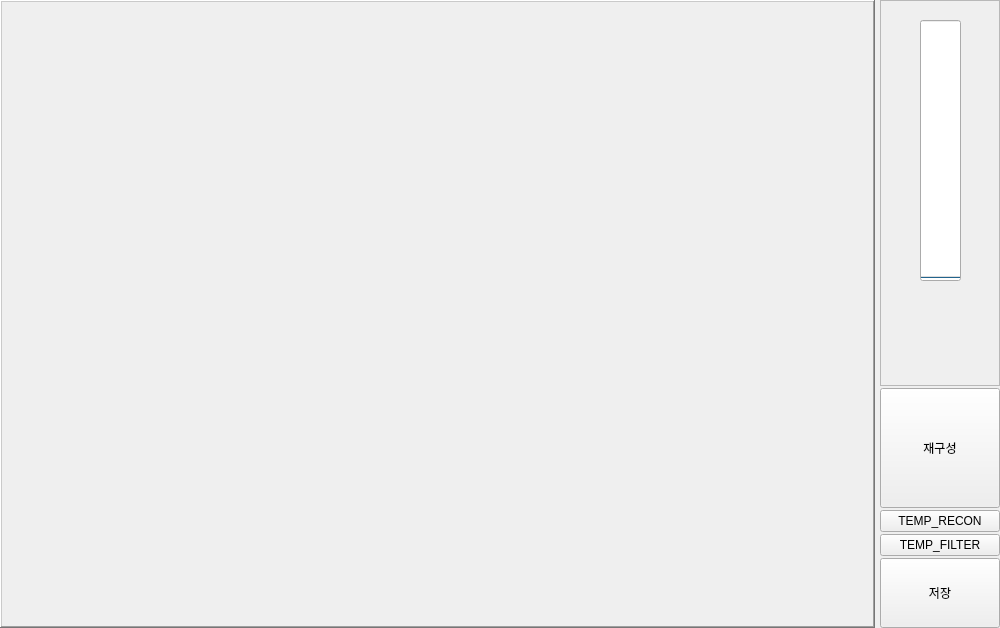
Old version of the form Project/src/imaging/ImagingSW/imagingmanager.ui in the repository AndaCondaa/Dental_Imaging_SW_System.
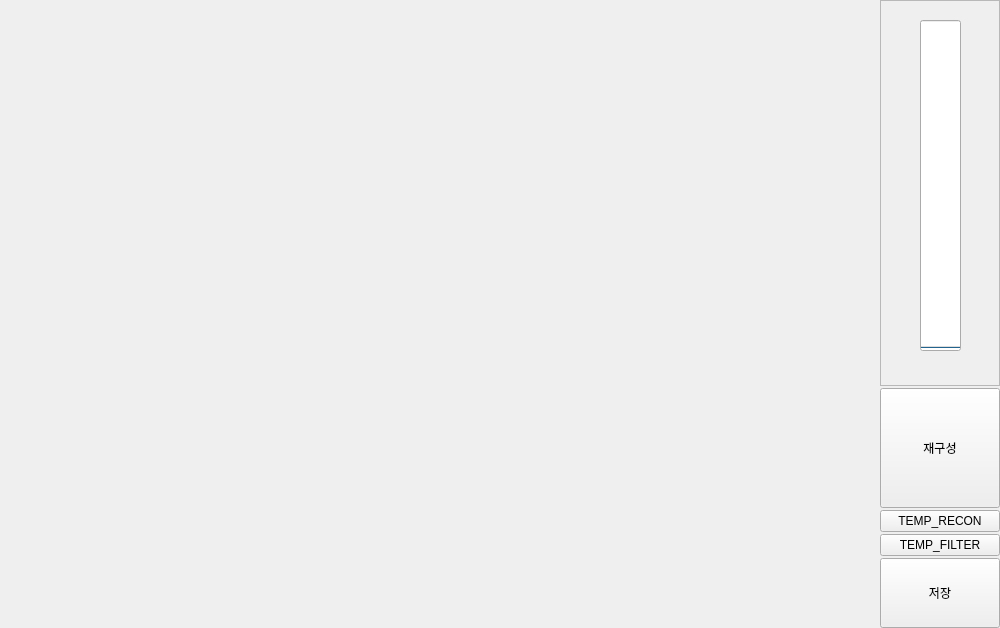
New version of the form.

Patch:
```diff
--- a/Project/src/imaging/ImagingSW/imagingmanager.ui
+++ b/Project/src/imaging/ImagingSW/imagingmanager.ui
@@ -40,7 +40,7 @@
         </sizepolicy>
        </property>
        <property name="frameShape">
-        <enum>QFrame::WinPanel</enum>
+        <enum>QFrame::NoFrame</enum>
        </property>
        <property name="frameShadow">
         <enum>QFrame::Raised</enum>
@@ -66,6 +66,9 @@
           <property name="frameShape">
            <enum>QFrame::NoFrame</enum>
           </property>
+          <property name="frameShadow">
+           <enum>QFrame::Plain</enum>
+          </property>
           <property name="text">
            <string/>
           </property>
@@ -104,7 +107,7 @@
               <x>40</x>
               <y>20</y>
               <width>41</width>
-              <height>261</height>
+              <height>331</height>
              </rect>
             </property>
             <property name="sizePolicy">
```
